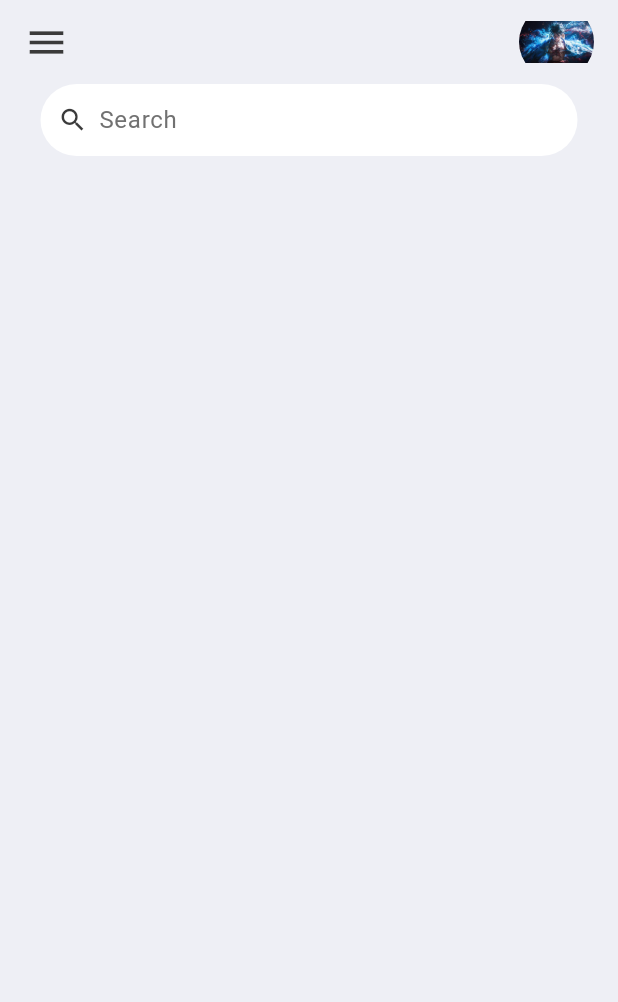
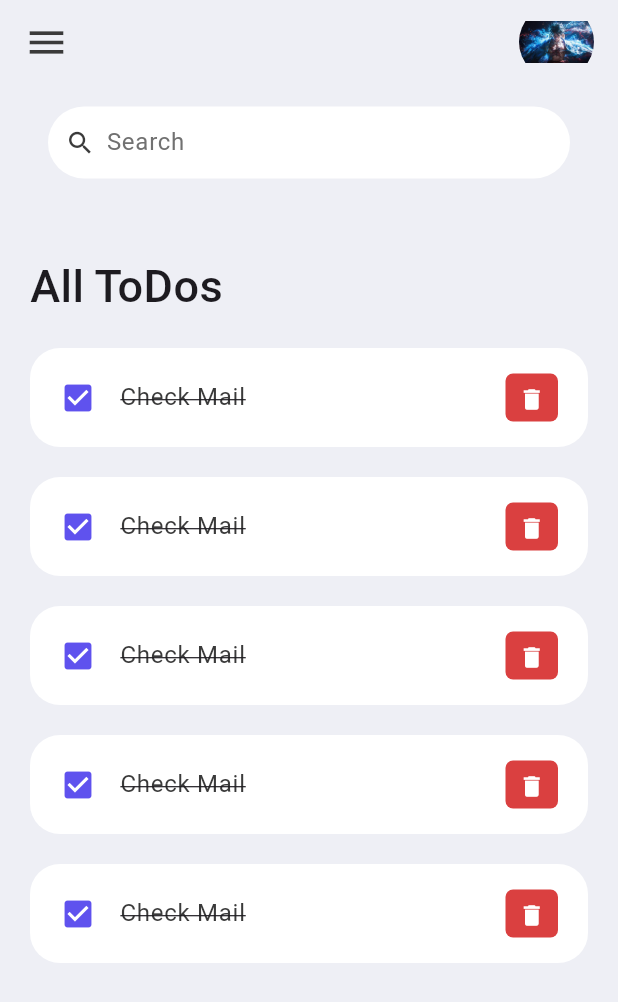
Before and after one commit to AhmedHelmy18/TODO_App, a Flutter app: the screen it shows after launch, on a phone screen of 412 x 824 dp. Shown: the top 1002 px of the screen. Run offline on Flutter 3.47's test engine with Material 3 defaults, Android fonts, the phone set to English and light mode, and no system bars.

Commit message:
make todo item two show

```diff
--- a/lib/screen/home.dart
+++ b/lib/screen/home.dart
@@ -1,5 +1,6 @@
 import 'package:flutter/material.dart';
 import 'package:todo_app/constants/colors.dart';
+import '../widget/todo_item.dart';
 
 class Home extends StatelessWidget {
   const Home({super.key});
@@ -10,10 +11,34 @@ class Home extends StatelessWidget {
       backgroundColor: tdBGColor,
       appBar: _buildAppBar(),
       body: Container(
-        padding: EdgeInsets.symmetric(horizontal: 15),
+        padding: EdgeInsets.symmetric(horizontal: 20, vertical: 15),
         child: Column(
           children: [
             SearchBox(),
+            Expanded(
+              child: ListView(
+                children: [
+                  Container(
+                    margin: EdgeInsets.only(
+                      top: 50,
+                      bottom: 20,
+                    ),
+                    child: Text(
+                      'All ToDos',
+                      style: TextStyle(
+                        fontWeight: FontWeight.w500,
+                        fontSize: 30,
+                      ),
+                    ),
+                  ),
+                  ToDoItem(),
+                  ToDoItem(),
+                  ToDoItem(),
+                  ToDoItem(),
+                  ToDoItem(),
+                ],
+              ),
+            )
           ],
         ),
       ),
@@ -26,7 +51,9 @@ Widget SearchBox() {
     padding: const EdgeInsets.symmetric(horizontal: 12),
     child: Container(
       decoration: BoxDecoration(
-          color: Colors.white, borderRadius: BorderRadius.circular(25)),
+        color: Colors.white,
+        borderRadius: BorderRadius.circular(25),
+      ),
       child: TextField(
         decoration: InputDecoration(
           contentPadding: EdgeInsets.all(0),
--- /dev/null
+++ b/lib/widget/todo_item.dart
@@ -0,0 +1,53 @@
+import 'package:flutter/material.dart';
+import 'package:todo_app/constants/colors.dart';
+
+class ToDoItem extends StatelessWidget {
+  const ToDoItem({super.key});
+
+  @override
+  Widget build(BuildContext context) {
+    return Container(
+      margin: EdgeInsets.only(bottom: 20),
+      child: ListTile(
+        onTap: () {},
+        shape: RoundedRectangleBorder(
+          borderRadius: BorderRadius.circular(20),
+        ),
+        contentPadding: EdgeInsets.symmetric(horizontal: 20, vertical: 5),
+        tileColor: Colors.white,
+        leading: Icon(
+          Icons.check_box,
+          color: tdBlue,
+        ),
+        title: Text(
+          'Check Mail',
+          style: TextStyle(
+            fontSize: 16,
+            color: tdBlack,
+            decoration: TextDecoration.lineThrough,
+          ),
+        ),
+        trailing: Container(
+          margin: EdgeInsets.symmetric(vertical: 12),
+          padding: EdgeInsets.all(0),
+          height: 35,
+          width: 35,
+          decoration: BoxDecoration(
+            color: tdRed,
+            borderRadius: BorderRadius.circular(5),
+          ),
+          child: IconButton(
+            onPressed: () {
+              print('click on delete item');
+            },
+            icon: Icon(
+              Icons.delete,
+              color: Colors.white,
+              size: 18,
+            ),
+          ),
+        ),
+      ),
+    );
+  }
+}
```
